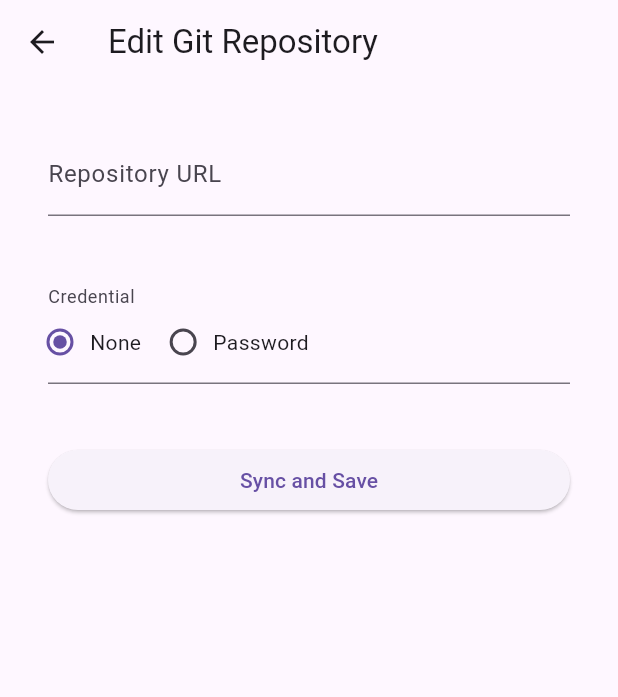
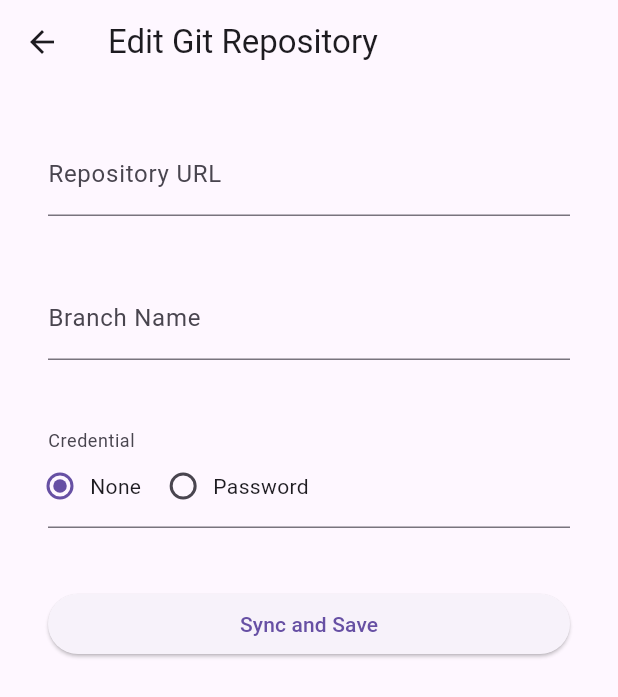
Before and after one commit to okadan/app-password-store-client, a Flutter app: the _GitRepositoryEditScreen screen opened directly, on a phone screen of 412 x 824 dp. Shown: the top 697 px of the screen. Run offline on Flutter 3.47's test engine with Material 3 defaults, Android fonts, the phone set to English and light mode, and no system bars; our stand-ins replace built_collection, built_value, file_picker, flutter_secure_storage, go_router and 1 more; missing offline and left inert: dart:ffi, dart_pg, git2, openpgp; accounts and stored records are empty.

Commit message:
Add support for specifying the git repository branch

```diff
--- a/lib/src/data/git2.dart
+++ b/lib/src/data/git2.dart
@@ -82,11 +82,10 @@ final class GitRepository {
   }
 
   static GitRepository clone({required String url, required String localPath, String? checkoutBranch, GitCredential? credential}) {
-    // TODO: checkout_branch does not work on libgit2 v1.3.0.
     final cRepo = calloc<Pointer<git_repository>>();
     final cUrl = url.toNativeUtf8();
     final cLocalPath = localPath.toNativeUtf8();
-    // final cCheckoutBranch = checkoutBranch?.toNativeUtf8() ?? nullptr;
+    final cCheckoutBranch = checkoutBranch?.toNativeUtf8() ?? nullptr;
     final cCredentialPayload = calloc<Uint64>();
     final cCallbacks = calloc<git_remote_callbacks>();
     final cFetchOptions = calloc<git_fetch_options>();
@@ -105,14 +104,16 @@ final class GitRepository {
         cFetchOptions.ref.callbacks = cCallbacks.ref;
         cOptions.ref.fetch_opts = cFetchOptions.ref;
       }
-      // cOptions.ref.checkout_branch = cCheckoutBranch.cast();
+      if (checkoutBranch != null && checkoutBranch.isNotEmpty) {
+        cOptions.ref.checkout_branch = cCheckoutBranch.cast();
+      }
       _handle(git_clone(cRepo, cUrl.cast(), cLocalPath.cast(), cOptions));
       return GitRepository._(cRepo.value);
     } finally {
       calloc.free(cRepo);
       calloc.free(cUrl);
       calloc.free(cLocalPath);
-      // calloc.free(cCheckoutBranch);
+      calloc.free(cCheckoutBranch);
       calloc.free(cCredentialPayload);
       calloc.free(cCallbacks);
       calloc.free(cFetchOptions);
--- a/lib/src/screens/git_repository_edit.dart
+++ b/lib/src/screens/git_repository_edit.dart
@@ -36,6 +36,7 @@ final class _GitRepositoryEditScreenState extends State<_GitRepositoryEditScreen
   var _autovalidateMode = AutovalidateMode.disabled;
   var _credentialType = 0;
   final _urlController = TextEditingController();
+  final _branchController = TextEditingController();
   final _usernameController = TextEditingController();
   final _passwordController = TextEditingController();
   var _passwordVisibility = false;
@@ -46,6 +47,7 @@ final class _GitRepositoryEditScreenState extends State<_GitRepositoryEditScreen
     final metadata = widget.metadata;
     if (metadata == null) return;
     _urlController.text = metadata.url;
+    _branchController.text = metadata.branch;
     final credential = metadata.credential;
     switch (credential) {
       case GitCredentialUserPass():
@@ -60,6 +62,7 @@ final class _GitRepositoryEditScreenState extends State<_GitRepositoryEditScreen
   @override
   void dispose() {
     _urlController.dispose();
+    _branchController.dispose();
     _usernameController.dispose();
     _passwordController.dispose();
     super.dispose();
@@ -76,6 +79,7 @@ final class _GitRepositoryEditScreenState extends State<_GitRepositoryEditScreen
     try {
       await Repository.instance.syncAndSaveGitRepository(
         url: _urlController.text,
+        branch: _branchController.text,
         credential: _credentialType == 0 ? null : GitCredentialUserPass((b) => b
           ..username = _usernameController.text
           ..password = _passwordController.text,
@@ -114,6 +118,15 @@ final class _GitRepositoryEditScreenState extends State<_GitRepositoryEditScreen
                   helperText: '',
                 ),
                 validator: FormFieldValidators.isRequired,
+              ),
+              SizedBox(height: 20),
+              TextFormField(
+                keyboardType: TextInputType.text,
+                controller: _branchController,
+                decoration: InputDecoration(
+                  labelText: 'Branch Name',
+                  helperText: '',
+                ),
               ),
               SizedBox(height: 20),
               InputDecorator(
```
Also changed, not shown: lib/src/screens/git_repository.dart (+4 -4 lines).
